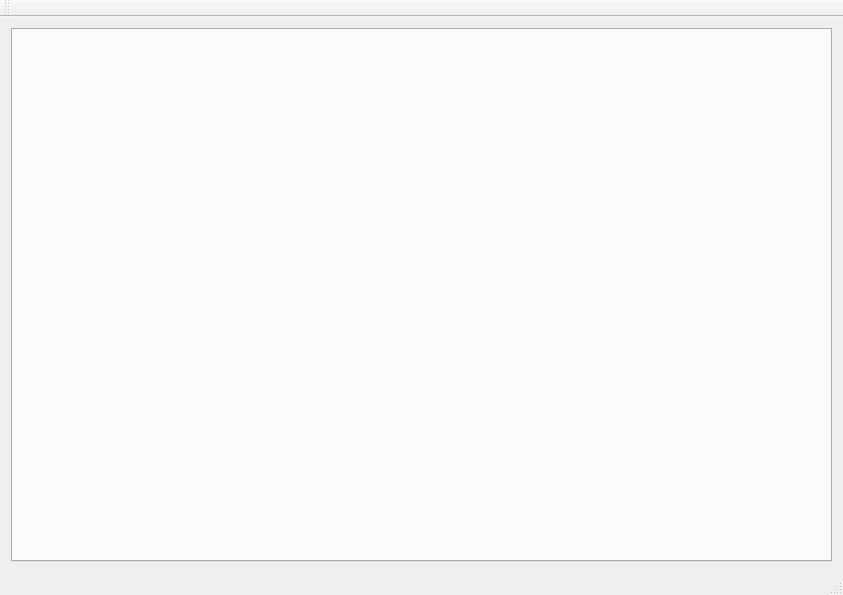
Qt form form/mainwindow.ui (lpetre-ulb/LeoDAQ) before a commit.
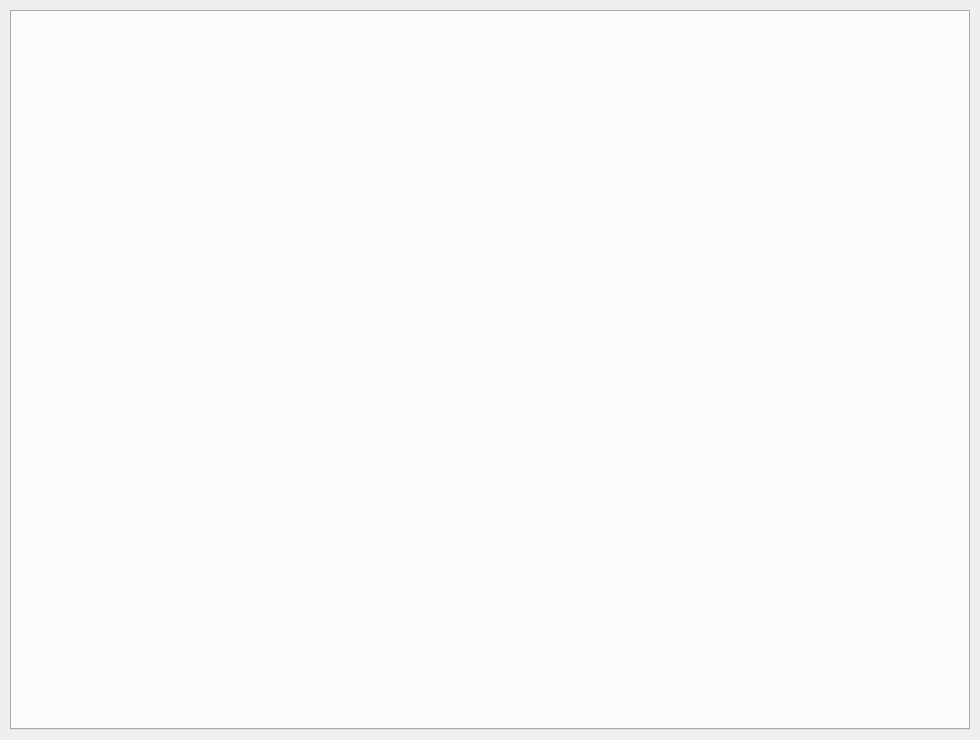
The same form after that commit.

```diff
--- a/form/mainwindow.ui
+++ b/form/mainwindow.ui
@@ -6,8 +6,8 @@
    <rect>
     <x>0</x>
     <y>0</y>
-    <width>843</width>
-    <height>595</height>
+    <width>980</width>
+    <height>740</height>
    </rect>
   </property>
   <property name="sizePolicy">
@@ -26,34 +26,31 @@
    <string>MainWindow</string>
   </property>
   <widget class="QWidget" name="centralWidget">
-   <layout class="QVBoxLayout" name="verticalLayout">
-    <item>
      <widget class="QTabWidget" name="tabWidget">
-      <property name="currentIndex">
-       <number>-1</number>
-      </property>
-     </widget>
-    </item>
-   </layout>
-  </widget>
-  <widget class="QStatusBar" name="statusBar"/>
-  <widget class="QMenuBar" name="menuBar">
    <property name="geometry">
     <rect>
-     <x>0</x>
-     <y>0</y>
-     <width>843</width>
-     <height>25</height>
-    </rect>
-   </property>
-  </widget>
-  <widget class="QToolBar" name="mainToolBar">
-   <attribute name="toolBarArea">
-    <enum>TopToolBarArea</enum>
-   </attribute>
-   <attribute name="toolBarBreak">
-    <bool>false</bool>
-   </attribute>
+      <x>10</x>
+      <y>10</y>
+      <width>960</width>
+      <height>720</height>
+     </rect>
+    </property>
+    <property name="sizePolicy">
+     <sizepolicy hsizetype="Fixed" vsizetype="Fixed">
+      <horstretch>0</horstretch>
+      <verstretch>0</verstretch>
+     </sizepolicy>
+    </property>
+    <property name="minimumSize">
+     <size>
+      <width>400</width>
+      <height>500</height>
+     </size>
+    </property>
+    <property name="currentIndex">
+     <number>-1</number>
+    </property>
+   </widget>
   </widget>
  </widget>
  <layoutdefault spacing="6" margin="11"/>
```
Lines whose indentation alone changed are shown as unchanged.
